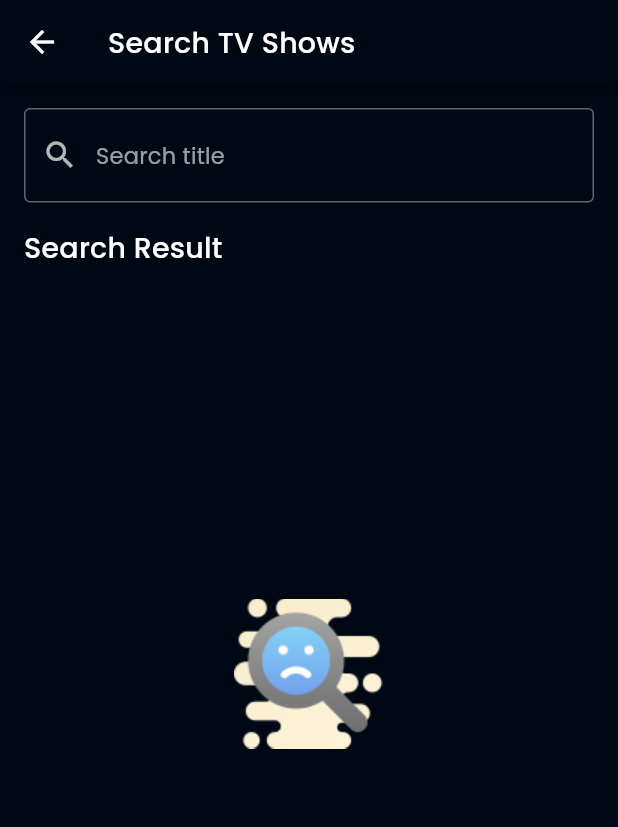
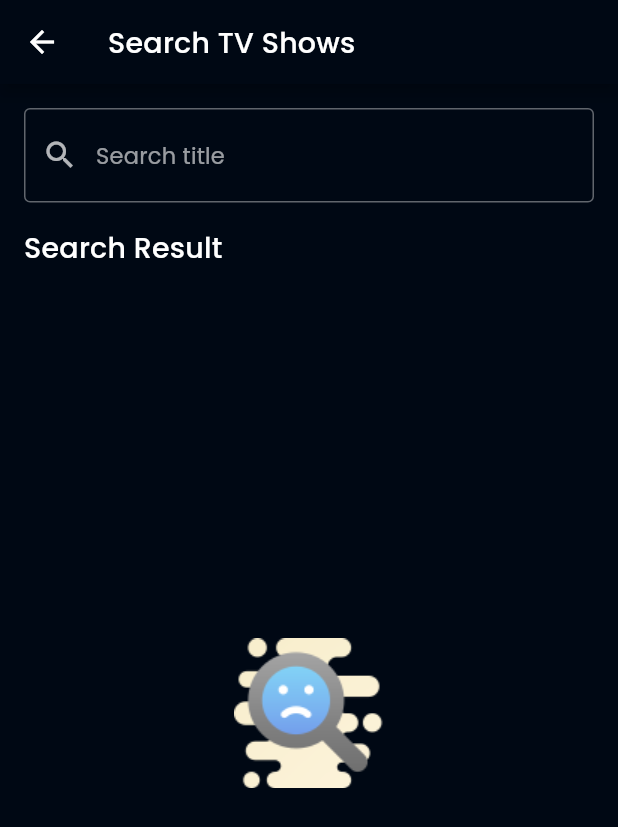
Before and after one commit to radensaleh/dicoding-flutter-expert, a Flutter app: the SearchTVPage screen opened by its route, on a phone screen of 412 x 824 dp. Shown: the top 827 px of the screen. Run offline on Flutter 3.47's test engine with Material 2 defaults, Android fonts, the phone set to English and light mode, and no system bars; our stand-ins replace bloc, cached_network_image, dartz, equatable, firebase_core, firebase_crashlytics and 6 more; accounts and stored records are empty; network calls fail; statements that could not run were skipped; key blocks and very long unbroken strings in the code were emptied for the run.

Commit message:
chore: add TlsException for SSLFailure Certificate, fix: bug overflow image not found on Search Movie & TV Show Pages

```diff
--- a/modules/feature_tv/lib/presentation/pages/search_tv_page.dart
+++ b/modules/feature_tv/lib/presentation/pages/search_tv_page.dart
@@ -10,7 +10,9 @@ class SearchTVPage extends StatelessWidget {
 
   @override
   Widget build(BuildContext context) {
-    return Scaffold(
+    return GestureDetector(
+      onTap: () => FocusScope.of(context).unfocus(),
+      child: Scaffold(
         appBar: AppBar(
           title: const Text('Search TV Shows'),
         ),
@@ -75,6 +77,7 @@ class SearchTVPage extends StatelessWidget {
             ],
           ),
         ),
+      ),
     );
   }
 }
--- a/modules/feature_tv/lib/presentation/widgets/tv_not_found_widget.dart
+++ b/modules/feature_tv/lib/presentation/widgets/tv_not_found_widget.dart
@@ -15,16 +15,24 @@ class TVNotFoundWidget extends StatelessWidget {
       child: Column(
         mainAxisAlignment: MainAxisAlignment.center,
         children: [
-          Image.asset('assets/search_not_found.png'),
-          const SizedBox(height: 15),
-          Text(
-            message,
-            style: kHeading6.copyWith(
-              color: Colors.white,
-              fontSize: 16,
+          Expanded(
+            flex: 0,
+            child: Image.asset(
+              'assets/search_not_found.png',
+              fit: BoxFit.fill,
             ),
           ),
-          const SizedBox(height: 50),
+          const SizedBox(height: 12),
+          Expanded(
+            flex: 0,
+            child: Text(
+              message,
+              style: kHeading6.copyWith(
+                color: Colors.white,
+                fontSize: 16,
+              ),
+            ),
+          ),
         ],
       ),
     );
```
Also changed, not shown: modules/feature_movie/lib/data/repositories/movie_repository_impl.dart (+12 -0 lines), modules/feature_movie/lib/presentation/widgets/movie_not_found_widget.dart (+16 -8 lines). Lines whose indentation alone changed are shown as unchanged.
